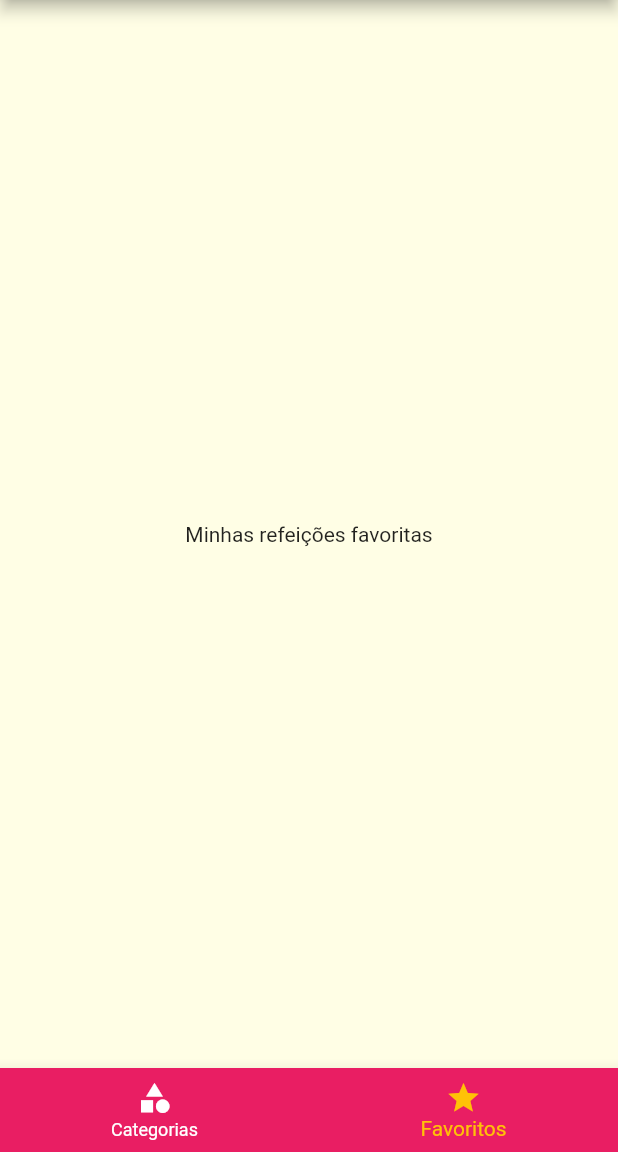
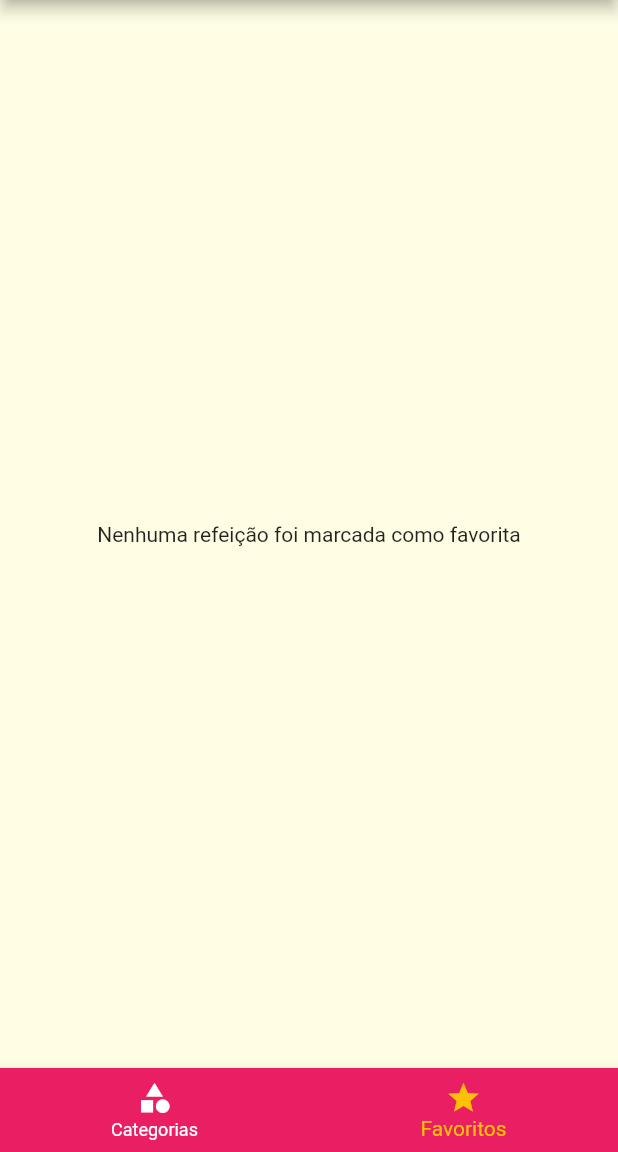
Before and after one commit to isaiasnas/recipes, a Flutter app: the screen it shows after launch, item 2 of the bottom bar chosen, on a phone screen of 412 x 824 dp, the part 84-1236 px from its top. Run offline on Flutter 3.47's test engine with Material 2 defaults, Android fonts, the phone set to English and light mode, and no system bars.

Commit message:
set favorite meals to screen

```diff
--- a/lib/main.dart
+++ b/lib/main.dart
@@ -18,6 +18,7 @@ class MyApp extends StatefulWidget {
 class _MyAppState extends State<MyApp> {
   Settings settings = Settings();
   List<Meal> _availableMeals = DUMMY_MEALS;
+  List<Meal> _favoriteMeals = [];
 
   void _fillterMeals(Settings settings) {
     setState(() {
@@ -37,6 +38,14 @@ class _MyAppState extends State<MyApp> {
     });
   }
 
+  void _toggleFavorite(Meal meal) {
+    setState(() {
+      _favoriteMeals.contains(meal)
+          ? _favoriteMeals.remove(meal)
+          : _favoriteMeals.add(meal);
+    });
+  }
+
   @override
   Widget build(BuildContext context) {
     return MaterialApp(
@@ -53,10 +62,10 @@ class _MyAppState extends State<MyApp> {
               ))),
       //home: CategoriesScreen(),
       routes: {
-        AppRoutes.HOME: (ctx) => TabScreen(),
+        AppRoutes.HOME: (ctx) => TabScreen(_favoriteMeals),
         AppRoutes.CATEGORIES_MEALS: (ctx) =>
             CategoriesMealScreen(_availableMeals),
-        AppRoutes.MEAL_DETAIL: (ctx) => MealDetailScreen(),
+        AppRoutes.MEAL_DETAIL: (ctx) => MealDetailScreen(_toggleFavorite),
         AppRoutes.SETTINGS: (ctx) => SettingsScreen(
               settings,
               _fillterMeals,
--- a/lib/screens/favorite_screen.dart
+++ b/lib/screens/favorite_screen.dart
@@ -1,10 +1,23 @@
 import 'package:flutter/material.dart';
+import 'package:meals/components/meal_item.dart';
+import 'package:meals/models/meal.dart';
 
 class FavoriteScreen extends StatelessWidget {
+  final List<Meal> favoriteMeals;
+
+  const FavoriteScreen(this.favoriteMeals);
+
   @override
   Widget build(BuildContext context) {
-    return Center(
-      child: Text('Minhas refeições favoritas'),
-    );
+    if (favoriteMeals.isEmpty) {
+      return Center(
+        child: Text('Nenhuma refeição foi marcada como favorita'),
+      );
+    } else {
+      return ListView.builder(
+        itemCount: favoriteMeals.length,
+        itemBuilder: (ctx, index) => MealItem(favoriteMeals[index]),
+      );
+    }
   }
 }
--- a/lib/screens/meal_detail_screen.dart
+++ b/lib/screens/meal_detail_screen.dart
@@ -2,6 +2,10 @@ import 'package:flutter/material.dart';
 import 'package:meals/models/meal.dart';
 
 class MealDetailScreen extends StatelessWidget {
+  final Function(Meal) onToggleFavorite;
+
+  const MealDetailScreen(this.onToggleFavorite);
+
   Widget _createSectionTitle(BuildContext context, String title) {
     return Container(
       margin: EdgeInsets.symmetric(vertical: 10),
@@ -84,7 +88,7 @@ class MealDetailScreen extends StatelessWidget {
       ),
       floatingActionButton: FloatingActionButton(
         onPressed: () {
-          Navigator.of(context).pop(meal.title);
+          onToggleFavorite(meal);
         },
         child: Icon(Icons.star),
       ),
--- a/lib/screens/tabs_screen.dart
+++ b/lib/screens/tabs_screen.dart
@@ -1,19 +1,36 @@
 import 'package:flutter/material.dart';
 import 'package:meals/components/main_drawer.dart';
+import 'package:meals/models/meal.dart';
 import 'package:meals/screens/categories_screen.dart';
 import 'package:meals/screens/favorite_screen.dart';
 
 class TabScreen extends StatefulWidget {
+  final List<Meal> favoriteMeals;
+
+  const TabScreen(this.favoriteMeals);
+
   @override
   _TabScreenState createState() => _TabScreenState();
 }
 
 class _TabScreenState extends State<TabScreen> {
   int _selectedScreenIndex = 0;
-  final List<Map<String, Object>> _screens = [
-    {'title': 'Lista de Categorias', 'screen': CategoriesScreen()},
-    {'title': 'Meus Favoritos', 'screen': FavoriteScreen()}
-  ];
+  List<Map<String, Object>> _screens;
+
+  @override
+  void initState() {
+    super.initState();
+    _screens = [
+      {
+        'title': 'Lista de Categorias',
+        'screen': CategoriesScreen(),
+      },
+      {
+        'title': 'Meus Favoritos',
+        'screen': FavoriteScreen(widget.favoriteMeals)
+      }
+    ];
+  }
 
   _selectScreen(int index) {
     setState(() {
```
